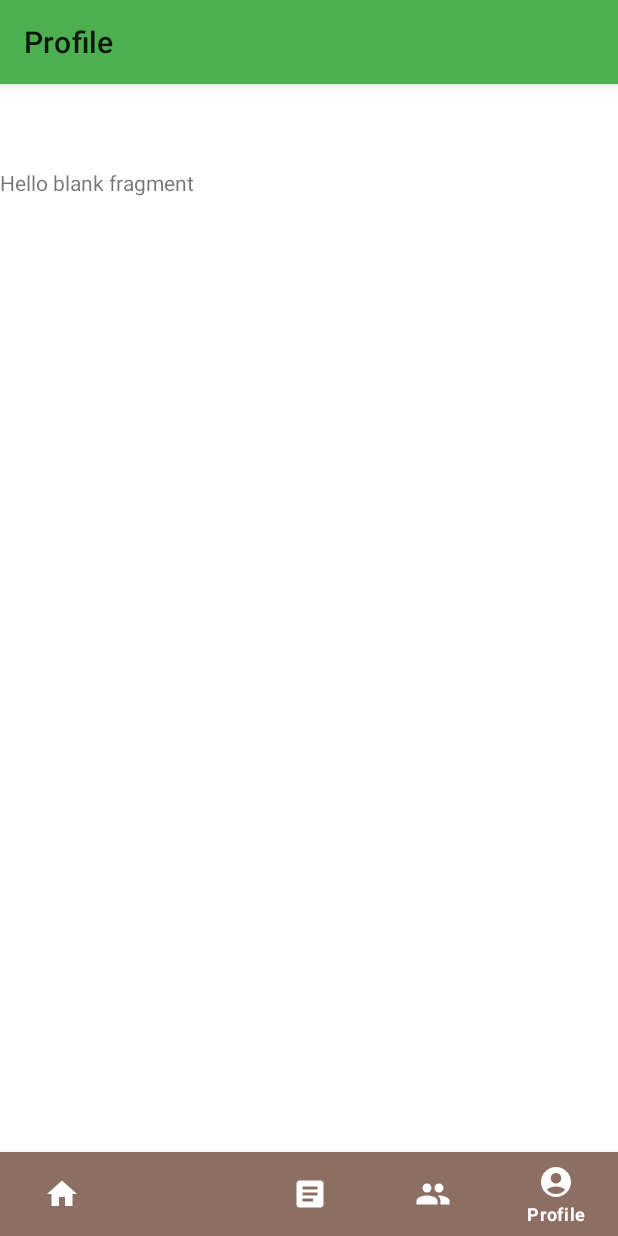
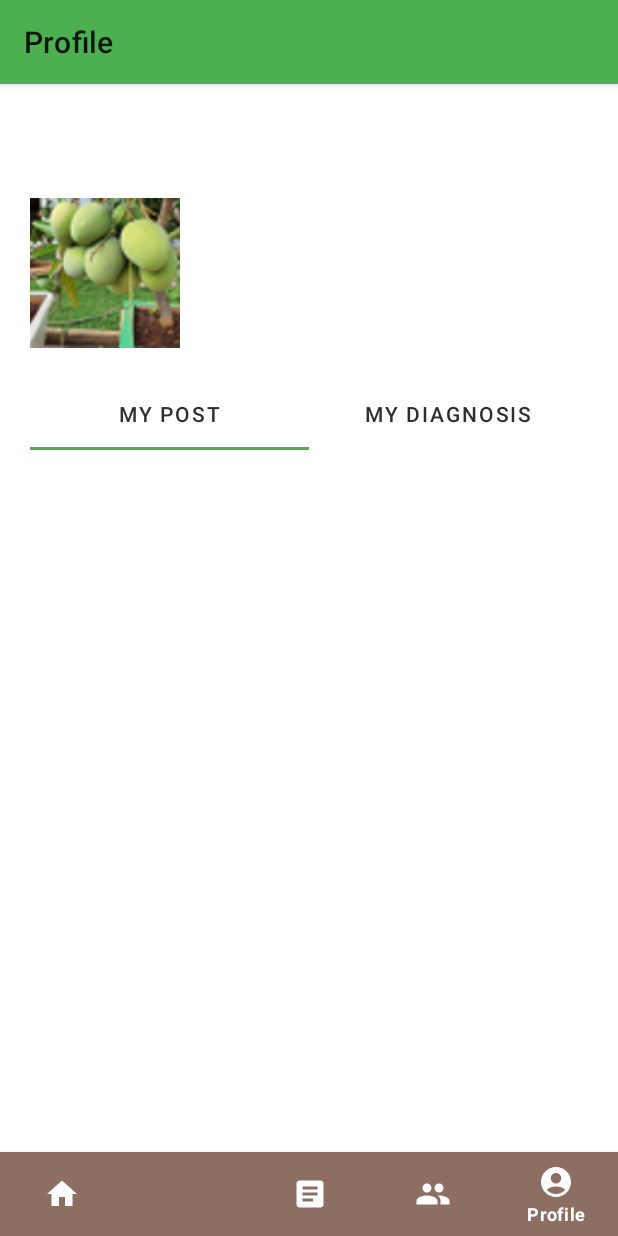
Before and after one commit to MDAlviano/NutriGrow, an Android app: the ProfileFragment screen opened through its navigation route, on a phone screen of 412 x 824 dp. Run offline under Robolectric (Android 15) with nearby library versions, the phone set to English and light mode, and no system bars; our stand-ins replace navigation-ui.

Commit message:
add: profile screen

```diff
--- a/app/src/main/java/com/alvin/nutrigrow/ui/profile/ProfileFragment.kt
+++ b/app/src/main/java/com/alvin/nutrigrow/ui/profile/ProfileFragment.kt
@@ -5,13 +5,27 @@ import androidx.fragment.app.Fragment
 import android.view.LayoutInflater
 import android.view.View
 import android.view.ViewGroup
+import androidx.annotation.StringRes
+import androidx.appcompat.app.AppCompatActivity
+import androidx.viewpager2.widget.ViewPager2
 import com.alvin.nutrigrow.R
 import com.alvin.nutrigrow.databinding.FragmentProfileBinding
+import com.alvin.nutrigrow.ui.profile.adapter.SectionsPageAdapter
+import com.google.android.material.tabs.TabLayout
+import com.google.android.material.tabs.TabLayoutMediator
 
 class ProfileFragment : Fragment() {
 
     private var _binding: FragmentProfileBinding? = null
     private val binding get() = _binding!!
+
+    companion object {
+        @StringRes
+        private val TAB_TITLES = intArrayOf(
+            R.string.profile_fragment1,
+            R.string.profile_fragment2,
+        )
+    }
 
     override fun onCreateView(
         inflater: LayoutInflater, container: ViewGroup?,
@@ -26,6 +40,14 @@ class ProfileFragment : Fragment() {
     override fun onViewCreated(view: View, savedInstanceState: Bundle?) {
         super.onViewCreated(view, savedInstanceState)
 
+        val sectionsPageAdapter = SectionsPageAdapter(requireActivity() as AppCompatActivity)
+        val profileViewPager: ViewPager2 = binding.profileViewPager
+        profileViewPager.adapter = sectionsPageAdapter
+
+        val profileTabs: TabLayout = binding.profileTabs
+        TabLayoutMediator(profileTabs, profileViewPager) { tab, position ->
+            tab.text = resources.getString(TAB_TITLES[position])
+        }.attach()
     }
 
     override fun onDestroy() {
--- /dev/null
+++ b/app/src/main/java/com/alvin/nutrigrow/ui/profile/adapter/SectionsPageAdapter.kt
@@ -0,0 +1,23 @@
+package com.alvin.nutrigrow.ui.profile.adapter
+
+import androidx.appcompat.app.AppCompatActivity
+import androidx.fragment.app.Fragment
+import androidx.viewpager2.adapter.FragmentStateAdapter
+import com.alvin.nutrigrow.ui.profile.tabs.MyDiagnosisFragment
+import com.alvin.nutrigrow.ui.profile.tabs.MyPostFragment
+
+class SectionsPageAdapter(activity: AppCompatActivity) : FragmentStateAdapter(activity) {
+
+    private val listFragment = listOf<Fragment>(
+        MyPostFragment(), MyDiagnosisFragment()
+    )
+
+    override fun createFragment(position: Int): Fragment {
+        val fragment = listFragment[position]
+        return fragment
+    }
+
+    override fun getItemCount(): Int {
+        return 2
+    }
+}
--- /dev/null
+++ b/app/src/main/java/com/alvin/nutrigrow/ui/profile/tabs/MyPostFragment.kt
@@ -0,0 +1,34 @@
+package com.alvin.nutrigrow.ui.profile.tabs
+
+import android.os.Bundle
+import androidx.fragment.app.Fragment
+import android.view.LayoutInflater
+import android.view.View
+import android.view.ViewGroup
+import com.alvin.nutrigrow.databinding.FragmentMyPostBinding
+
+class MyPostFragment : Fragment() {
+
+    private var _binding: FragmentMyPostBinding? = null
+    private val binding get() = _binding!!
+
+    override fun onCreateView(
+        inflater: LayoutInflater, container: ViewGroup?,
+        savedInstanceState: Bundle?
+    ): View? {
+        _binding = FragmentMyPostBinding.inflate(layoutInflater, container, false)
+        val view = binding.root
+
+        return view
+    }
+
+    override fun onViewCreated(view: View, savedInstanceState: Bundle?) {
+        super.onViewCreated(view, savedInstanceState)
+
+    }
+
+    override fun onDestroy() {
+        super.onDestroy()
+        _binding = null
+    }
+}
--- a/app/src/main/res/layout/activity_aigrow.xml
+++ b/app/src/main/res/layout/activity_aigrow.xml
@@ -80,7 +80,8 @@
                 android:id="@+id/imgAIPosted"
                 android:layout_width="150dp"
                 android:layout_height="100dp"
-                android:layout_alignParentEnd="true"/>
+                android:layout_alignParentEnd="true"
+                android:scaleType="centerCrop"/>
 
         </RelativeLayout>
 
--- a/app/src/main/res/layout/activity_community_detail.xml
+++ b/app/src/main/res/layout/activity_community_detail.xml
@@ -16,6 +16,7 @@
             android:id="@+id/imgCommunity"
             android:layout_width="match_parent"
             android:layout_height="200dp"
+            android:scaleType="centerCrop"
             android:contentDescription="imgCommunity"/>
 
         <LinearLayout
--- a/app/src/main/res/layout/activity_detail_aigrow.xml
+++ b/app/src/main/res/layout/activity_detail_aigrow.xml
@@ -23,7 +23,9 @@
                 android:id="@+id/imgDetailAIPosted"
                 android:layout_width="150dp"
                 android:layout_height="100dp"
-                android:layout_alignParentEnd="true"/>
+                android:scaleType="centerCrop"
+                android:layout_alignParentEnd="true"
+                android:contentDescription="img"/>
 
         </RelativeLayout>
 
--- a/app/src/main/res/layout/activity_detail_article.xml
+++ b/app/src/main/res/layout/activity_detail_article.xml
@@ -15,6 +15,7 @@
             android:id="@+id/imgArticle"
             android:layout_width="match_parent"
             android:layout_height="200dp"
+            android:scaleType="centerCrop"
             android:contentDescription="imgArticle"/>
 
         <LinearLayout
--- a/app/src/main/res/layout/fragment_profile.xml
+++ b/app/src/main/res/layout/fragment_profile.xml
@@ -1,14 +1,62 @@
 <?xml version="1.0" encoding="utf-8"?>
-<FrameLayout xmlns:android="http://schemas.android.com/apk/res/android"
+<RelativeLayout xmlns:android="http://schemas.android.com/apk/res/android"
     xmlns:tools="http://schemas.android.com/tools"
     android:layout_width="match_parent"
     android:layout_height="match_parent"
+    xmlns:app="http://schemas.android.com/apk/res-auto"
+    android:padding="20dp"
     tools:context=".ui.profile.ProfileFragment">
 
-    <!-- TODO: Update blank fragment layout -->
-    <TextView
+    <LinearLayout
+        android:id="@+id/profile_data"
         android:layout_width="match_parent"
-        android:layout_height="match_parent"
-        android:text="@string/hello_blank_fragment" />
+        android:layout_height="wrap_content"
+        android:orientation="horizontal"
+        android:layout_alignParentTop="true">
 
-</FrameLayout>
+        <ImageView
+            android:layout_width="100dp"
+            android:layout_height="100dp"
+            android:src="@drawable/mangga"
+            android:scaleType="centerCrop"/>
+
+        <LinearLayout
+            android:layout_width="match_parent"
+            android:layout_height="match_parent"
+            android:orientation="vertical"
+            android:gravity="center_vertical"
+            android:layout_marginStart="12dp">
+
+            <TextView
+                android:layout_width="wrap_content"
+                android:layout_height="wrap_content"
+                android:textStyle="bold"
+                android:textSize="18sp"
+                android:textColor="@color/black"/>
+
+            <TextView
+                android:layout_width="wrap_content"
+                android:layout_height="wrap_content"
+                android:textSize="16sp"/>
+
+        </LinearLayout>
+
+    </LinearLayout>
+
+    <com.google.android.material.tabs.TabLayout
+        android:id="@+id/profile_tabs"
+        android:layout_width="match_parent"
+        android:layout_height="wrap_content"
+        app:tabIndicatorColor="@color/primary"
+        app:tabTextColor="@color/text"
+        android:layout_below="@id/profile_data"
+        android:layout_marginTop="20dp"/>
+
+    <androidx.viewpager2.widget.ViewPager2
+        android:id="@+id/profile_view_pager"
+        android:layout_width="match_parent"
+        android:layout_height="0dp"
+        android:layout_marginTop="20dp"
+        android:layout_below="@id/profile_tabs"/>
+
+</RelativeLayout>
--- a/app/src/main/res/layout/item_article.xml
+++ b/app/src/main/res/layout/item_article.xml
@@ -17,7 +17,7 @@
             android:layout_width="150dp"
             android:layout_height="100dp"
             android:src="@drawable/nandur"
-            android:scaleType="fitCenter"
+            android:scaleType="centerCrop"
             android:contentDescription="imgArticle"/>
 
         <LinearLayout
--- a/app/src/main/res/layout/item_community.xml
+++ b/app/src/main/res/layout/item_community.xml
@@ -37,7 +37,7 @@
             android:layout_width="match_parent"
             android:layout_height="wrap_content"
             android:layout_marginTop="6dp"
-            android:scaleType="fitCenter"/>
+            android:scaleType="centerCrop"/>
 
         <TextView
             android:id="@+id/tvCommunityRepliesItem"
--- a/app/src/main/res/values/strings.xml
+++ b/app/src/main/res/values/strings.xml
@@ -13,4 +13,7 @@
     <string name="auth_activity4">Dengan bergabung, artinya kamu telah menyetujui Syarat dan Ketentuan kami.</string>
 
     <string name="aigrow_activity2">Masukkan gambar daun dari tumbuhanmu, AIGrow akan menganalisis kondisi tumbuhanmu dan memberikan rekomendasi untuk tumbuhanmu!</string>
+
+    <string name="profile_fragment1">My Post</string>
+    <string name="profile_fragment2">My Diagnosis</string>
 </resources>
```
Also changed, not shown: app/src/main/java/com/alvin/nutrigrow/ui/profile/tabs/MyDiagnosisFragment.kt (added, +35 -0 lines), app/src/main/res/layout/fragment_my_diagnosis.xml (added, +14 -0 lines), app/src/main/res/layout/fragment_my_post.xml (added, +14 -0 lines).
